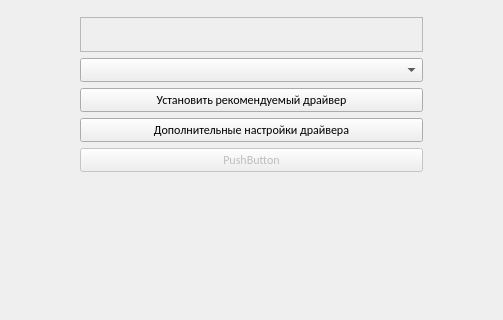
The window that ui/mainwindow.ui (Ilase/xUtiles) describes before a commit, drawn with Qt 5; both pictures show x 521 to 1024 and y 290 to 610 of the 1295 by 748 pixel window.
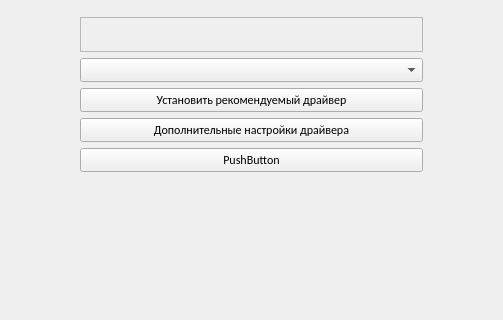
The same window after the commit. The open tabs and pages were chosen to show the change.

```diff
--- a/ui/mainwindow.ui
+++ b/ui/mainwindow.ui
@@ -765,7 +765,7 @@
                 <item row="6" column="1">
                  <widget class="QPushButton" name="debugCardSearch">
                   <property name="enabled">
-                   <bool>false</bool>
+                   <bool>true</bool>
                   </property>
                   <property name="text">
                    <string>PushButton</string>
```
Left out of the diff: 2 changed lines with no effect on the pictures.
